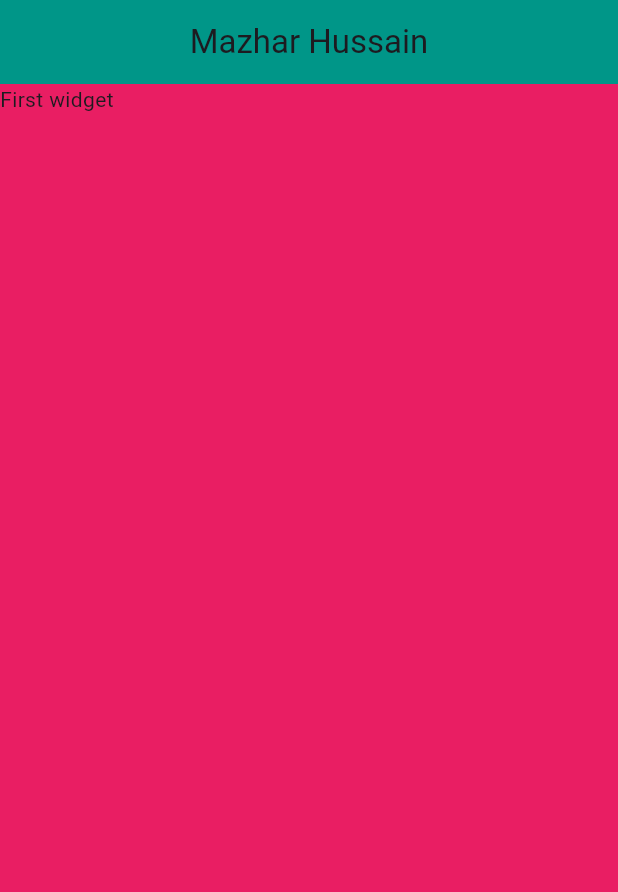
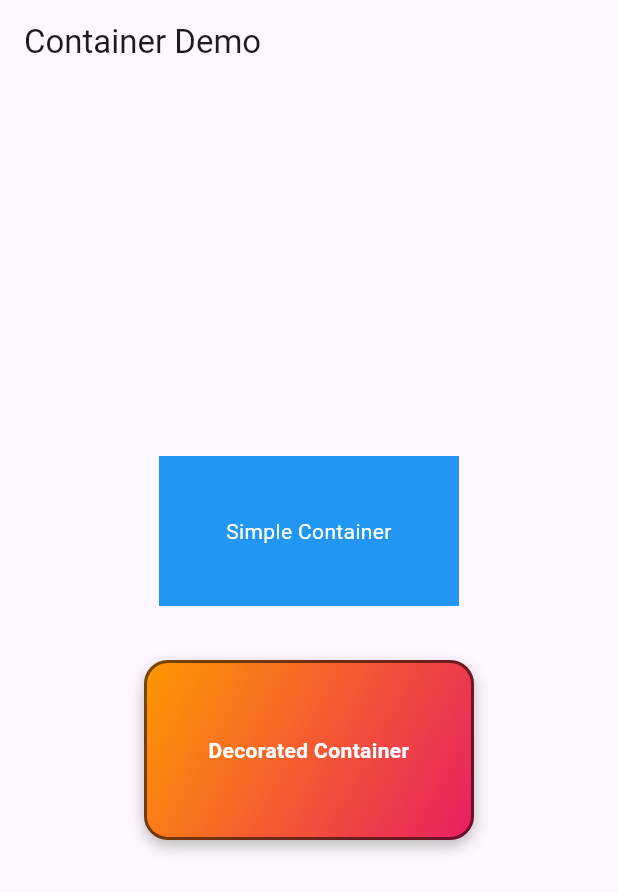
Before and after one commit to Mazhar135/First_project1, a Flutter app: the screen it shows after launch, on a phone screen of 412 x 824 dp. Shown: the top 892 px of the screen. Run offline on Flutter 3.47's test engine with Material 3 defaults, Android fonts, the phone set to English and light mode, and no system bars.

Commit message:
columns and its properties

```diff
--- a/lib/main.dart
+++ b/lib/main.dart
@@ -1,30 +1,77 @@
 import 'package:flutter/material.dart';
 
-void main() {
-  runApp(const MyApp());
-}
+void main() => runApp(const MyApp());
 
 class MyApp extends StatelessWidget {
   const MyApp({super.key});
 
-  // This widget is the root of your application.
   @override
   Widget build(BuildContext context) {
     return MaterialApp(
-        home: Scaffold(
-          backgroundColor: Colors.pink,
-          appBar: AppBar(
-            backgroundColor: Colors.teal,
-            title: Text("Mazhar Hussain"),
-            centerTitle: true,
-          ),
-          body: Column(
-            children: [
-              Text("First widget")
-
-            ],
-          ),
-        )
+      debugShowCheckedModeBanner: false,
+      title: 'Container Demo',
+      home: const ContainerDemoPage(),
+      theme: ThemeData(useMaterial3: true),
     );
   }
 }
+
+class ContainerDemoPage extends StatelessWidget {
+  const ContainerDemoPage({super.key});
+
+  @override
+  Widget build(BuildContext context) {
+    return Scaffold(
+      appBar: AppBar(title: const Text('Container Demo')),
+      body: Center(
+        child: Column(
+          mainAxisSize: MainAxisSize.min,
+          children: [
+            // Simple container (color, size, padding, alignment)
+            Container(
+              width: 200,
+              height: 100,
+              color: Colors.blue,                 // background color
+              padding: const EdgeInsets.all(12),  // space inside the box
+              alignment: Alignment.center,        // position child inside
+              child: const Text(
+                'Simple Container',
+                style: TextStyle(color: Colors.white),
+                textAlign: TextAlign.center,
+              ),
+            ),
+
+            const SizedBox(height: 20),
+
+            // Decorated container (margin, border, radius, shadow, gradient)
+            Container(
+              margin: const EdgeInsets.all(16), // space outside the box
+              padding: const EdgeInsets.symmetric(horizontal: 16, vertical: 12),
+              width: 220,
+              height: 120,
+              alignment: Alignment.center,
+              decoration: BoxDecoration(
+                // Use decoration when you need borders, radius, shadows, gradient
+                gradient: const LinearGradient(
+                  begin: Alignment.topLeft,
+                  end: Alignment.bottomRight,
+                  colors: [Colors.orange, Colors.pink],
+                ),
+                borderRadius: BorderRadius.circular(16),
+                border: Border.all(color: Colors.black54, width: 2),
+                boxShadow: const [
+                  BoxShadow(blurRadius: 8, offset: Offset(0, 4), color: Colors.black26),
+                ],
+              ),
+              child: const Text(
+                'Decorated Container',
+                style: TextStyle(color: Colors.white, fontWeight: FontWeight.bold),
+                textAlign: TextAlign.center,
+              ),
+            ),
+          ],
+        ),
+      ),
+    );
+  }
+}
```
